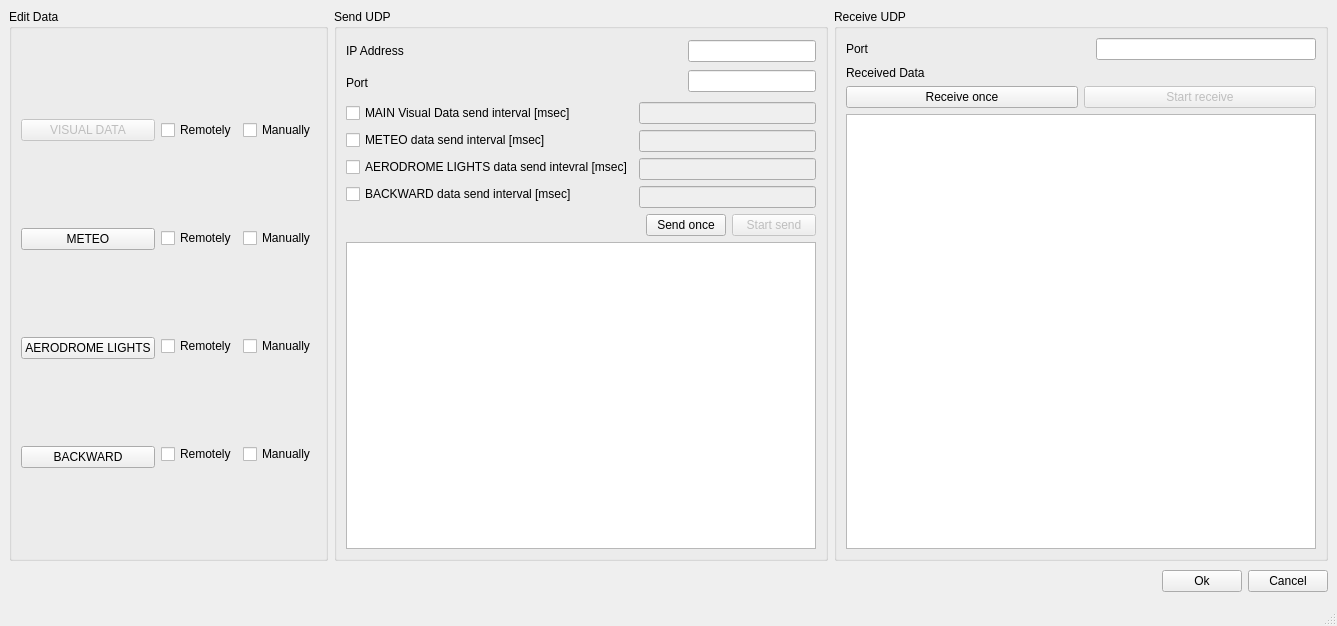
Old version of the form untitled/mainwindow.ui in the repository katherinr/desktop_wrapper.
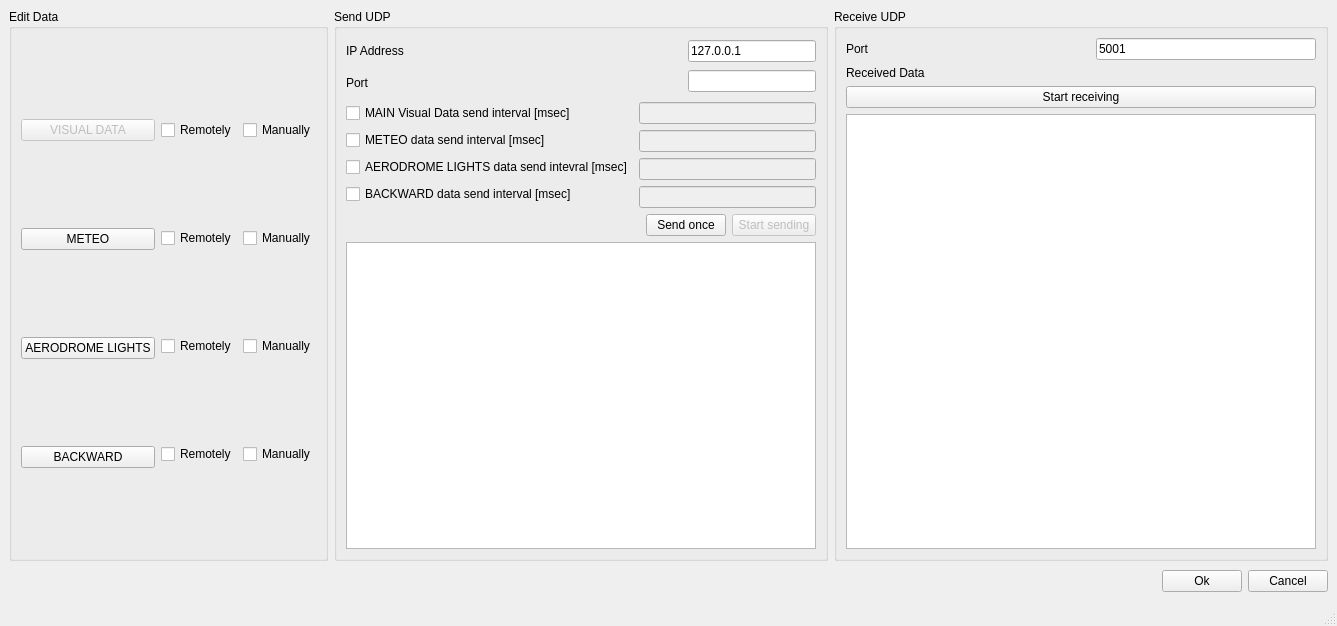
New version of the form.

Commit message: stops eternal receiving. [roblems with struct size of meteo at least

The edit to the form file:
```diff
--- a/untitled/mainwindow.ui
+++ b/untitled/mainwindow.ui
@@ -192,9 +192,15 @@
               <layout class="QVBoxLayout" name="verticalLayout_3">
                <item>
                 <widget class="QLineEdit" name="sendIPEdit">
+                 <property name="text">
+                  <string>127.0.0.1</string>
+                 </property>
                  <property name="alignment">
                   <set>Qt::AlignLeading|Qt::AlignLeft|Qt::AlignVCenter</set>
                  </property>
+                 <property name="placeholderText">
+                  <string>127.0.0.1</string>
+                 </property>
                 </widget>
                </item>
                <item>
@@ -346,7 +352,7 @@
                 </size>
                </property>
                <property name="text">
-                <string>Start send</string>
+                <string>Start sending</string>
                </property>
                <property name="checkable">
                 <bool>true</bool>
@@ -391,6 +397,9 @@
              </item>
              <item>
               <widget class="QLineEdit" name="receivePortEdit">
+               <property name="text">
+                <string>5001</string>
+               </property>
                <property name="alignment">
                 <set>Qt::AlignLeading|Qt::AlignLeft|Qt::AlignVCenter</set>
                </property>
@@ -410,20 +419,10 @@
              <item>
               <widget class="QPushButton" name="recDatapB_2">
                <property name="text">
-                <string>Receive once</string>
-               </property>
-              </widget>
-             </item>
-             <item>
-              <widget class="QPushButton" name="recDatapB">
-               <property name="enabled">
-                <bool>false</bool>
-               </property>
-               <property name="text">
-                <string>Start receive</string>
+                <string>Start receiving</string>
                </property>
                <property name="checkable">
-                <bool>false</bool>
+                <bool>true</bool>
                </property>
               </widget>
              </item>
```
Left out of the diff: 2 changed lines with no effect on the pictures. The commit also changes 16 other files.
